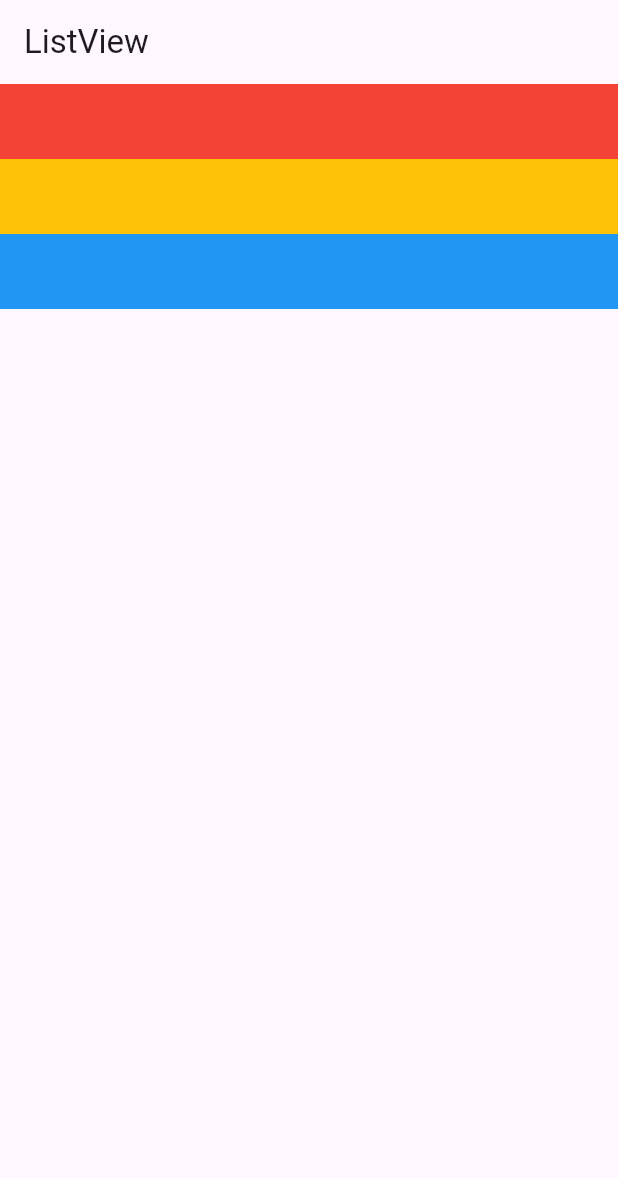
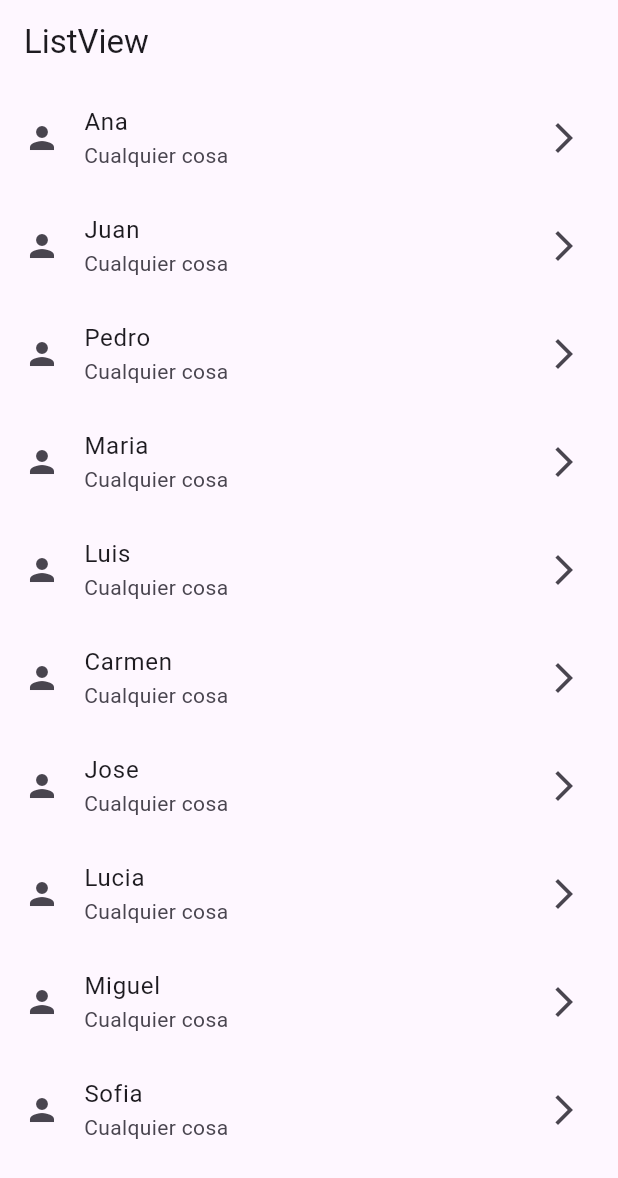
Before and after one commit to daironpf/aprendiendo-dart-y-flutter, a Flutter app: the screen it shows after launch, on a phone screen of 412 x 824 dp. Shown: the top 1178 px of the screen. Run offline on Flutter 3.47's test engine with Material 3 defaults, Android fonts, the phone set to English and light mode, and no system bars.

Commit message:
ListView con builder

```diff
--- a/flutter_application_1/lib/pages/ListView.dart
+++ b/flutter_application_1/lib/pages/ListView.dart
@@ -8,16 +8,37 @@ class ListviewPage extends StatefulWidget {
 }
 
 class _ListviewPageState extends State<ListviewPage> {
+  final List<String> nombres = <String>[
+    'Ana',
+    'Juan',
+    'Pedro',
+    'Maria',
+    'Luis',
+    'Carmen',
+    'Jose',
+    'Lucia',
+    'Miguel',
+    'Sofia',
+  ];
+
   @override
   Widget build(BuildContext context) {
     return Scaffold(
       appBar: AppBar(title: const Text("ListView")),
-      body: ListView(
-        children: <Widget>[
-          Container(height: 50, color: Colors.red),
-          Container(height: 50, color: Colors.amber),
-          Container(height: 50, color: Colors.blue),
-        ],
+      body: ListView.builder(
+        itemCount: nombres.length,
+        itemBuilder: (BuildContext context, int index) {
+          return ListTile(
+            leading: const Icon(Icons.person),
+            title: Text(nombres[index]),
+            subtitle: const Text("Cualquier cosa"),
+            trailing: const Icon(Icons.arrow_forward_ios),
+            onTap: () {
+              // ignore: avoid_print
+              print("Hola $index");
+            },
+          );
+        },
       ),
     );
   }
```
